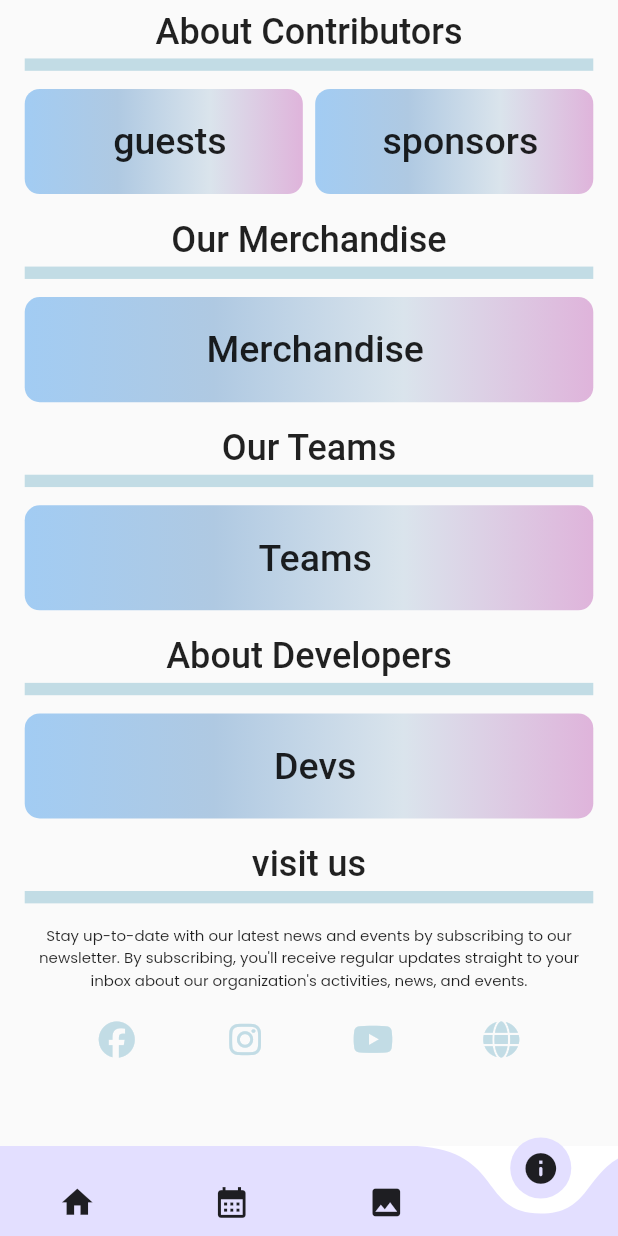
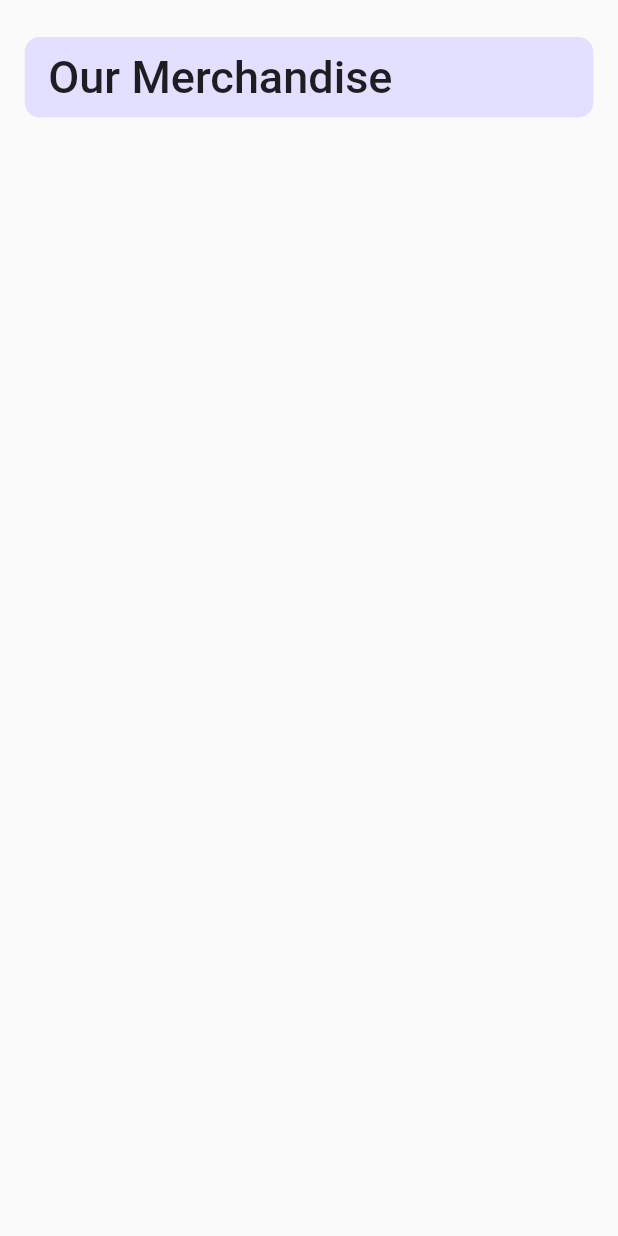
Before and after one commit to DevCANS/udgam2k23App, a Flutter app: the screen it shows once a user with an empty profile is signed in, item 4 of the bottom bar chosen, scrolled down 890 dp, after a tap on "Merchandise", on a phone screen of 412 x 824 dp. Run offline on Flutter 3.47's test engine with Material 2 defaults, Android fonts, the phone set to English and light mode, and no system bars; drawn by our look-alikes of curved_navigation_bar; our stand-ins replace carousel_slider, cloud_firestore, firebase_auth, firebase_core, font_awesome_flutter, google_fonts and 1 more; missing offline and left inert: easy_image_viewer; accounts and stored records are empty; network calls fail; Roboto replaces fonts that are missing (Samarkan).

Commit message:
Added Merch Screen

```diff
--- a/udgam2k23/lib/screens/about/about_screen.dart
+++ b/udgam2k23/lib/screens/about/about_screen.dart
@@ -3,6 +3,7 @@ import 'package:google_fonts/google_fonts.dart';
 import 'package:udgam2k23/constants.dart';
 import 'package:udgam2k23/methods/methods.dart';
 import 'package:font_awesome_flutter/font_awesome_flutter.dart';
+import 'package:udgam2k23/screens/about/merchandise_screen.dart';
 import 'package:udgam2k23/screens/about/team_screen.dart';
 import 'package:udgam2k23/screens/developer/dev_screen.dart';
 
@@ -456,7 +457,13 @@ class _AboutScreenState extends State<AboutScreen> {
                 ),
 
                 InkWell(
-                  onTap: () {},
+                  onTap: () {
+                    Navigator.of(context).push(
+                      MaterialPageRoute(
+                        builder: (context) => const MerchandiseScreen(),
+                      ),
+                    );
+                  },
                   child: Container(
                     height: size.height * 0.085,
                     width: size.width * 0.92,
--- /dev/null
+++ b/udgam2k23/lib/screens/about/merchandise_screen.dart
@@ -0,0 +1,60 @@
+import 'package:flutter/material.dart';
+import 'package:udgam2k23/constants.dart';
+
+class MerchandiseScreen extends StatelessWidget {
+  const MerchandiseScreen({super.key});
+
+  @override
+  Widget build(BuildContext context) {
+    final Size size = MediaQuery.of(context).size;
+    return Scaffold(
+      body: SingleChildScrollView(
+        child: Padding(
+          padding: EdgeInsets.only(
+            left: size.width * 0.04,
+            right: size.width * 0.04,
+          ),
+          child: Column(
+            mainAxisAlignment: MainAxisAlignment.start,
+            crossAxisAlignment: CrossAxisAlignment.start,
+            children: [
+              SizedBox(
+                height: size.height * 0.03,
+              ),
+              Container(
+                height: size.height * 0.065,
+                decoration: BoxDecoration(
+                  color: backgroundColor,
+                  borderRadius: BorderRadius.circular(
+                    10,
+                  ),
+                ),
+                child: Padding(
+                  padding: EdgeInsets.only(
+                    left: size.width * 0.02,
+                  ),
+                  child: Row(
+                    mainAxisAlignment: MainAxisAlignment.start,
+                    children: const [
+                      Text(
+                        " Our Merchandise",
+                        style: TextStyle(
+                          fontFamily: 'Samarkan',
+                          fontSize: 30,
+                          fontWeight: FontWeight.w500,
+                        ),
+                      ),
+                    ],
+                  ),
+                ),
+              ),
+              SizedBox(
+                height: size.height * 0.01,
+              ),
+            ],
+          ),
+        ),
+      ),
+    );
+  }
+}
```
